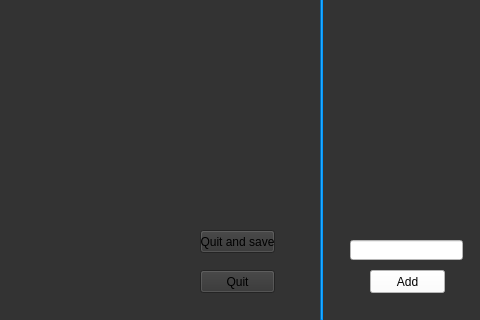
Old version of the form mainwindow.ui in the repository Coolxer/Vis4xe; both pictures show x 480 to 960 and y 220 to 540 of the 960 by 540 pixel window.
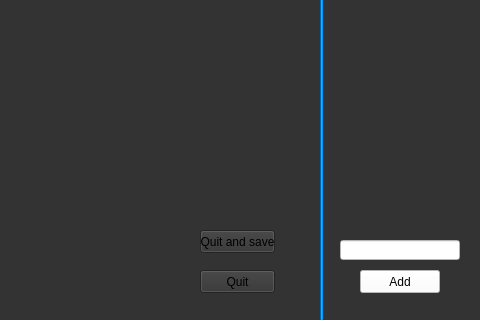
New version of the form.

Patch:
```diff
--- a/mainwindow.ui
+++ b/mainwindow.ui
@@ -388,9 +388,9 @@
      <widget class="QPushButton" name="addStringButton">
       <property name="geometry">
        <rect>
-        <x>850</x>
+        <x>840</x>
         <y>490</y>
-        <width>75</width>
+        <width>80</width>
         <height>23</height>
        </rect>
       </property>
@@ -404,9 +404,9 @@
      <widget class="QLineEdit" name="stringValueLine">
       <property name="geometry">
        <rect>
-        <x>830</x>
+        <x>820</x>
         <y>460</y>
-        <width>113</width>
+        <width>120</width>
         <height>20</height>
        </rect>
       </property>
```
